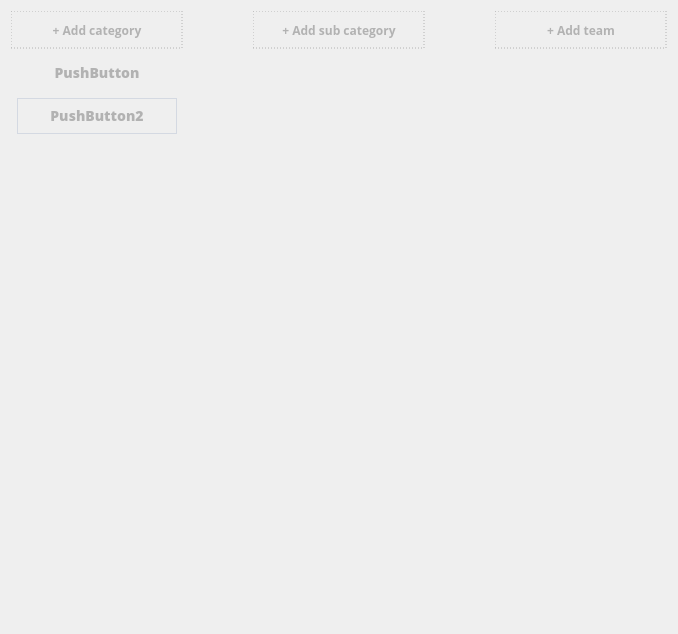
Qt form client/screens/widgets/info_arch/info_arch.ui (kleroop/TechCourse_2022_12) before a commit.
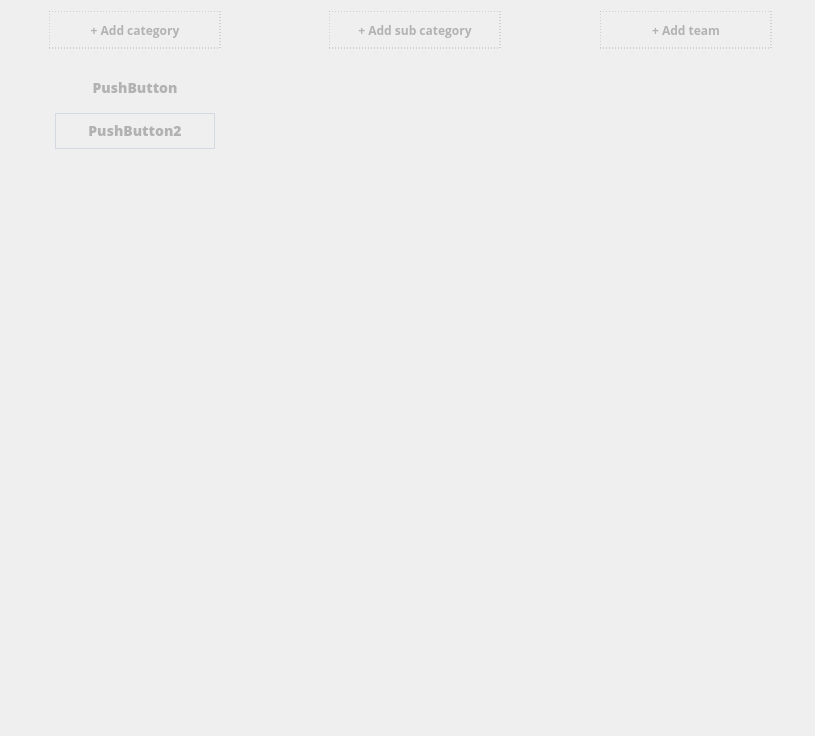
The same form after that commit.

```diff
--- a/client/screens/widgets/info_arch/info_arch.ui
+++ b/client/screens/widgets/info_arch/info_arch.ui
@@ -6,8 +6,8 @@
    <rect>
     <x>0</x>
     <y>0</y>
-    <width>658</width>
-    <height>634</height>
+    <width>815</width>
+    <height>736</height>
    </rect>
   </property>
   <property name="sizePolicy">
@@ -111,16 +111,16 @@
         </property>
         <layout class="QGridLayout" name="gridLayout_4" rowstretch="0,0" rowminimumheight="0,0">
          <property name="leftMargin">
-          <number>0</number>
+          <number>15</number>
          </property>
          <property name="topMargin">
-          <number>0</number>
+          <number>15</number>
          </property>
          <property name="rightMargin">
-          <number>0</number>
+          <number>15</number>
          </property>
          <property name="bottomMargin">
-          <number>0</number>
+          <number>15</number>
          </property>
          <property name="horizontalSpacing">
           <number>0</number>
@@ -325,19 +325,19 @@
         </property>
         <layout class="QGridLayout" name="gridLayout_5">
          <property name="leftMargin">
-          <number>0</number>
+          <number>15</number>
          </property>
          <property name="topMargin">
-          <number>0</number>
+          <number>15</number>
          </property>
          <property name="rightMargin">
-          <number>0</number>
+          <number>15</number>
          </property>
          <property name="bottomMargin">
-          <number>0</number>
+          <number>15</number>
          </property>
          <property name="horizontalSpacing">
-          <number>0</number>
+          <number>15</number>
          </property>
          <property name="verticalSpacing">
           <number>7</number>
@@ -449,19 +449,19 @@
         </property>
         <layout class="QGridLayout" name="gridLayout_6">
          <property name="leftMargin">
-          <number>0</number>
+          <number>15</number>
          </property>
          <property name="topMargin">
-          <number>0</number>
+          <number>15</number>
          </property>
          <property name="rightMargin">
-          <number>0</number>
+          <number>15</number>
          </property>
          <property name="bottomMargin">
-          <number>0</number>
+          <number>15</number>
          </property>
          <property name="horizontalSpacing">
-          <number>0</number>
+          <number>15</number>
          </property>
          <property name="verticalSpacing">
           <number>7</number>
```
